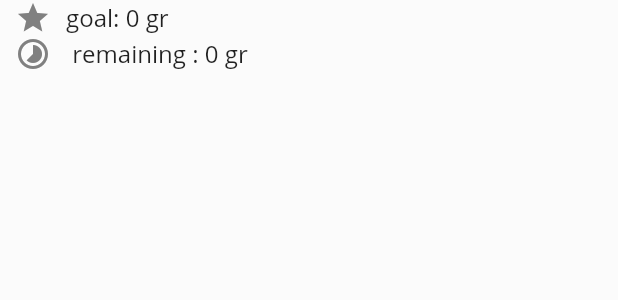
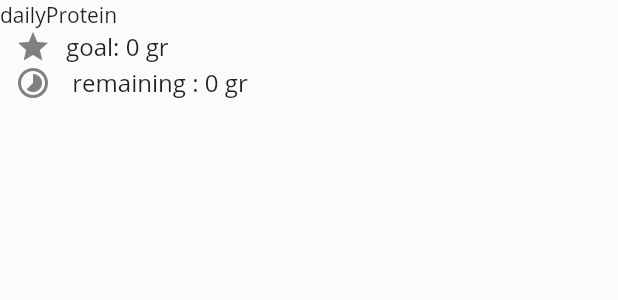
Before and after one commit to kevinrmendez/protein_tracker, a Flutter app: the DailyStatusWidget widget shown alone on an empty page, opened directly, on a phone screen of 412 x 824 dp. Shown: the top 300 px of the screen. Run offline on Flutter 3.47's test engine with Material 2 defaults, Android fonts, the phone set to English and light mode, and no system bars; our stand-ins replace charts_flutter, flutter_calendar_carousel, flutter_svg, rxdart, shared_preferences, sqflite and 1 more; missing offline and left inert: admob_flutter, cron, scidart; accounts and stored records are empty; statements that could not run were skipped; project files that could hold a hidden picture were left out.

Commit message:
daily protein bug fixed

```diff
--- a/lib/ui/homeScreen.dart
+++ b/lib/ui/homeScreen.dart
@@ -201,10 +201,15 @@ class DailyStatus extends StatelessWidget {
 class DailyStatusWidget extends StatelessWidget {
   // FOR TESTING DAILY PROTEIN DATA
   _buildDailyProtein() {
-    return Column(
-        children: dailyProteinServices.currentList
-            .map((e) => Text(e.totalProtein.toString()))
-            .toList());
+    return Row(
+      children: <Widget>[
+        Text('dailyProtein'),
+        Column(
+            children: dailyProteinServices.currentList
+                .map((e) => Text(e.totalProtein.toString()))
+                .toList()),
+      ],
+    );
   }
 
   @override
```
